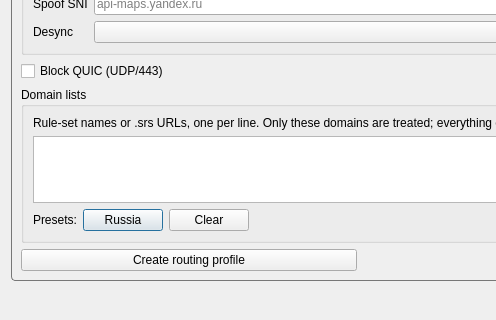
oak83/throned, file include/ui/setting/dialog_preset_settings.ui: the form before one commit; both pictures show x 0 to 496 and y 140 to 460 of the 720 by 460 pixel window.
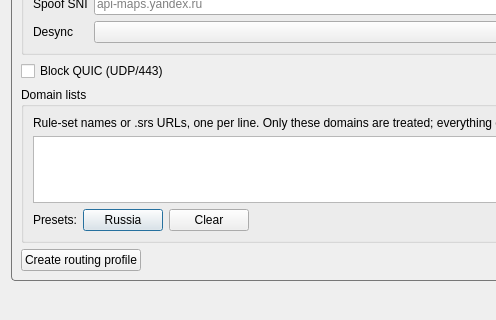
The form after the commit.

Commit message: fix: tidy dpi preset layout and use scrolling line edit for spoof sni

```diff
--- a/include/ui/setting/dialog_preset_settings.ui
+++ b/include/ui/setting/dialog_preset_settings.ui
@@ -188,10 +188,29 @@
          </layout>
         </widget>
        </item>
+       <item>
+        <spacer name="dpi_tail_spacer">
+         <property name="orientation">
+          <enum>Qt::Orientation::Vertical</enum>
+         </property>
+         <property name="sizeHint" stdset="0">
+          <size>
+           <width>20</width>
+           <height>8</height>
+          </size>
+         </property>
+        </spacer>
+       </item>
        <item>
         <layout class="QHBoxLayout" name="dpi_apply_row">
          <item>
           <widget class="QPushButton" name="dpi_apply">
+           <property name="sizePolicy">
+            <sizepolicy hsizetype="Maximum" vsizetype="Fixed">
+             <horstretch>0</horstretch>
+             <verstretch>0</verstretch>
+            </sizepolicy>
+           </property>
            <property name="text">
             <string>Create routing profile</string>
            </property>
```
Left out of the diff: 6 changed lines with no effect on the pictures. The commit also changes 1 other file.
